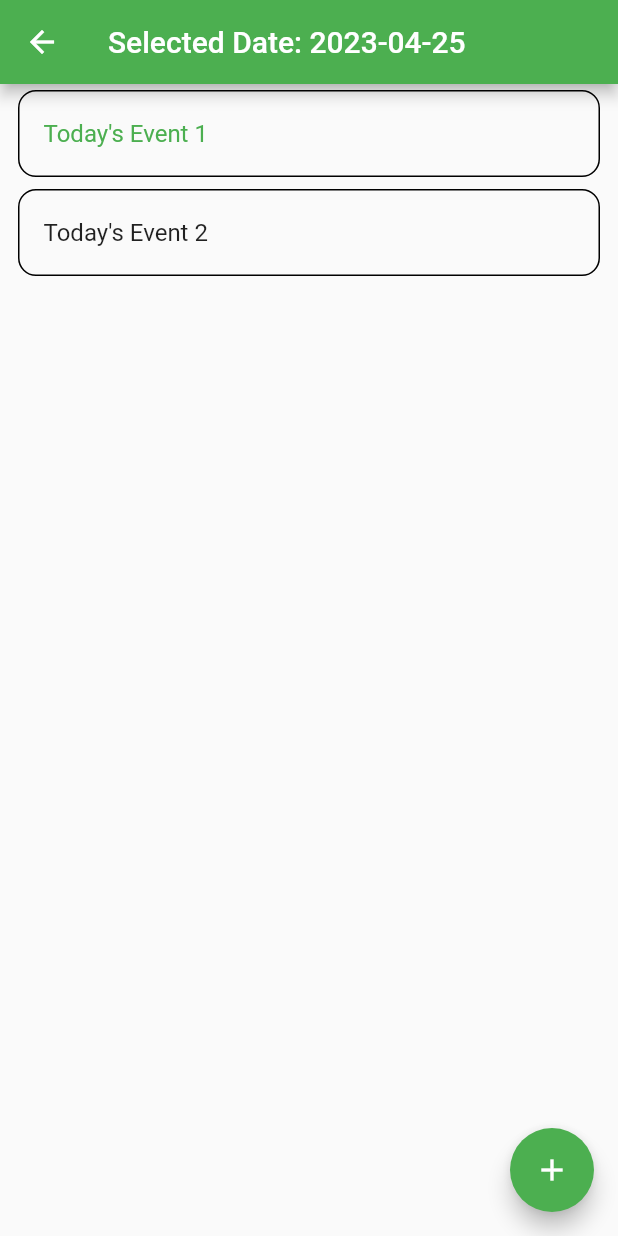
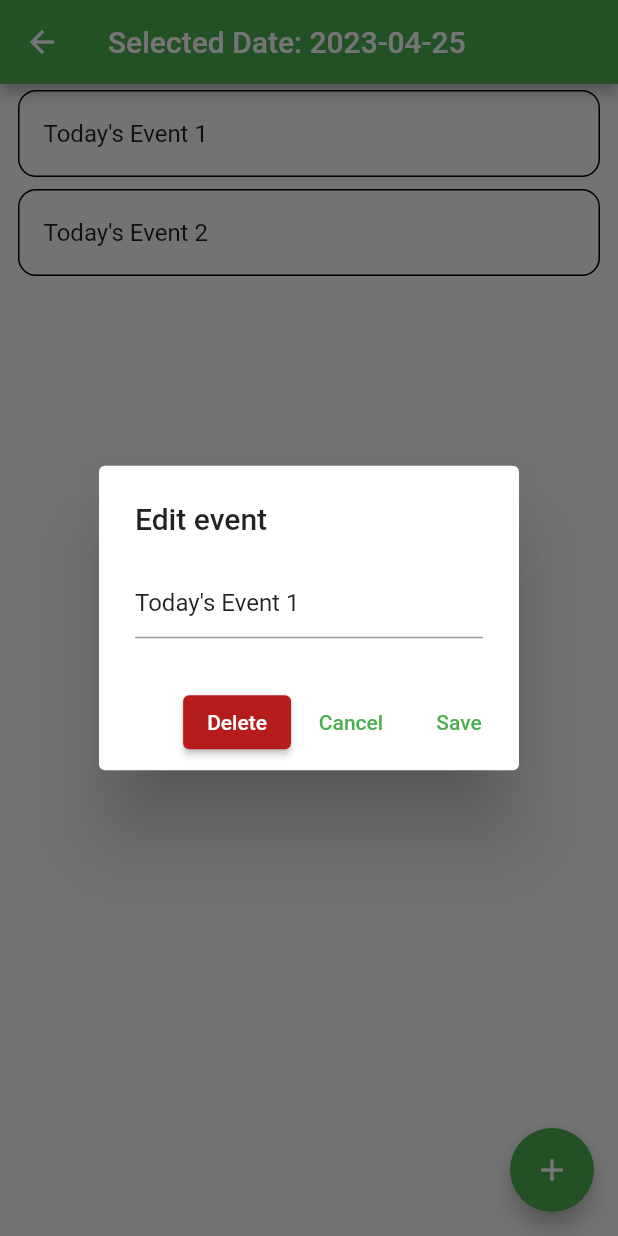
Before and after one commit to Bandiz/birthday-reminder, a Flutter app: the DayEvents screen opened directly with empty values, after a tap on an icon or button, on a phone screen of 412 x 824 dp. Run offline on Flutter 3.47's test engine with Material 2 defaults, Android fonts, the phone set to English and light mode, and no system bars; our stand-ins replace flutter_speed_dial, table_calendar.

Commit message:
added event crud operations

```diff
--- a/lib/calendar_state.dart
+++ b/lib/calendar_state.dart
@@ -10,14 +10,21 @@
     _dateEvents = kEvents;
   }
 
-  List<Event> getEvents(DateTime date) => _dateEvents[date] ?? [];
+  List<Event> getEvents(DateTime date) =>
+      List.unmodifiable(_dateEvents[date] ?? []);
 
   void toggleEvent(DateTime date, int index) {
     final events = _dateEvents[date];
 
     if (events == null) return;
 
-    events[index].isSelected = !events[index].isSelected;
+    final event = events[index];
+
+    for (var element in events.where((x) => x.isSelected && x != event)) {
+      element.isSelected = false;
+    }
+
+    event.isSelected = !event.isSelected;
     notifyListeners();
   }
 
@@ -28,4 +35,17 @@
     _dateEvents[date] = events;
     notifyListeners();
   }
+
+  void removeEvent(DateTime date, Event event) {
+    final events = _dateEvents[date] ?? [];
+    events.remove(event);
+    notifyListeners();
+  }
+
+  void updateEvent(DateTime date, Event event, String title) {
+    final events = _dateEvents[date] ?? [];
+    final index = events.indexOf(event);
+    events.replaceRange(index, index + 1, [Event(date: date, title: title)]);
+    notifyListeners();
+  }
 }
--- a/lib/day_events.dart
+++ b/lib/day_events.dart
@@ -1,8 +1,10 @@
 import 'package:flutter/material.dart';
+import 'package:flutter_speed_dial/flutter_speed_dial.dart';
 import 'package:intl/intl.dart';
 import 'package:provider/provider.dart';
 
 import 'calendar_state.dart';
+import 'utils.dart';
 
 class DayEvents extends StatelessWidget {
   final DateTime currentDate;
@@ -13,6 +15,7 @@
   Widget build(BuildContext context) {
     final calendarState = Provider.of<CalendarState>(context, listen: true);
     final events = calendarState.getEvents(currentDate);
+    final isSelected = events.any((x) => (x.isSelected));
 
     return Scaffold(
         appBar: AppBar(
@@ -34,7 +37,49 @@
                     borderRadius: BorderRadius.circular(12.0),
                   ),
                   child: ListTile(
-                  onTap: () => calendarState.toggleEvent(currentDate, index),
+                    onTap: () async {
+                      final controller =
+                          TextEditingController(text: events[index].title);
+                      await showDialog<void>(
+                        context: context,
+                        builder: (context) => AlertDialog(
+                          title: const Text("Edit event"),
+                          content: TextField(
+                            controller: controller,
+                          ),
+                          actions: [
+                            ElevatedButton(
+                              style: ElevatedButton.styleFrom(
+                                  backgroundColor: Colors.red[900],
+                                  foregroundColor: Colors.white),
+                              onPressed: () {
+                                calendarState.removeEvent(
+                                    currentDate, events[index]);
+                                Navigator.of(context).pop();
+                              },
+                              child: const Text('Delete'),
+                            ),
+                            TextButton(
+                              child: const Text('Cancel'),
+                              onPressed: () {
+                                Navigator.of(context).pop();
+                              },
+                            ),
+                            TextButton(
+                              child: const Text('Save'),
+                              onPressed: () {
+                                if (controller.text.isEmpty) {
+                                  return;
+                                }
+                                calendarState.updateEvent(currentDate,
+                                    events[index], controller.text);
+                                Navigator.of(context).pop();
+                              },
+                            ),
+                          ],
+                        ),
+                      );
+                    },
                     title: Text('${events[index]}'),
                     selected: events[index].isSelected,
                   ),
@@ -66,16 +111,32 @@
                         if (controller.text.isEmpty) {
                           return;
                         }
-                            calendarState.addEvent(
-                                currentDate, controller.text);
+                        calendarState.addEvent(currentDate, controller.text);
                         Navigator.of(context).pop();
                       },
                     ),
                   ],
                 ),
-                barrierDismissible: true);
+              );
             },
-          child: const Icon(Icons.add)),
+            child: const Icon(Icons.add)));
+  }
+}
+
+enum EventAction { edit, delete }
+
+class PopupMenuButtonWidget extends PopupMenuItem {
+  final IconData icon;
+  final EventAction value;
+
+  PopupMenuButtonWidget({super.key, required this.icon, required this.value})
+      : super(
+          value: value,
+          child: Row(
+            children: [
+              Icon(icon),
+              const SizedBox(width: 8.0),
+            ],
+          ),
         );
 }
-}
```
Lines whose indentation alone changed are shown as unchanged.
